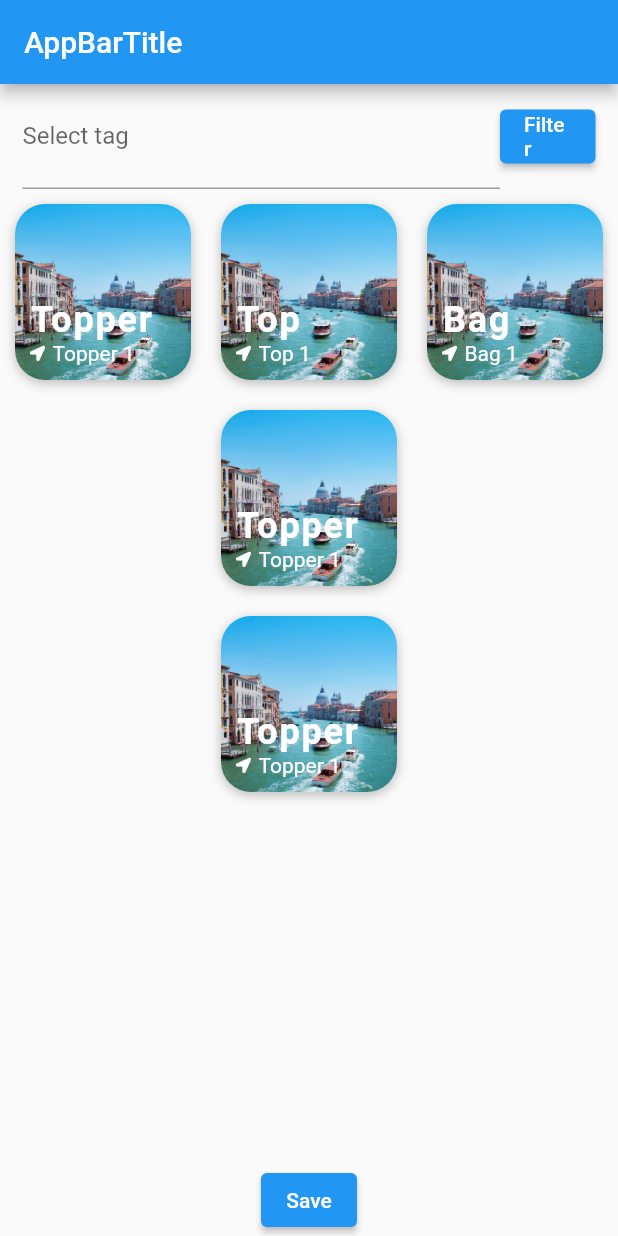
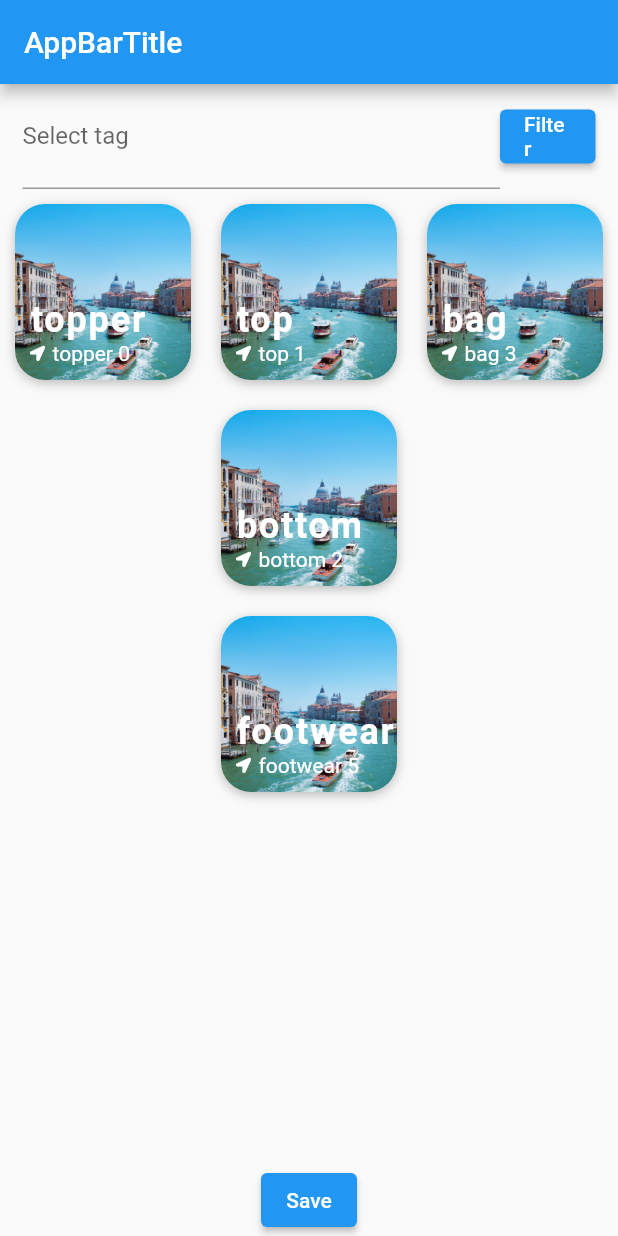
Before and after one commit to UAlberta-CMPUT401/flutter-boilerplate, a Flutter app: the screen it shows after launch, after a tap on "Save", on a phone screen of 412 x 824 dp. Run offline on Flutter 3.47's test engine with Material 2 defaults, Android fonts, the phone set to English and light mode, and no system bars; drawn by our look-alikes of flutter_chips_input; our stand-ins replace font_awesome_flutter.

Commit message:
Add more easy to replace code for outfit page

```diff
--- a/lib/models/clothing.dart
+++ b/lib/models/clothing.dart
@@ -8,36 +8,72 @@ class clothing {
   clothing(this.imagePath, this.category, this.tags);
 }
 
+const TOPPER = "topper";
+const TOP = "top";
+const BAG = "bag";
+const BOTTOM = "bottom";
+const FOOTWEAR = "footwear";
+
 // todo(TurnipXenon): replace once actual database comes
 List<clothing> clothings = [
   clothing(
       Uint8List(0),
-      "Jeans",
+      TOPPER,
       ["winter", "weekend", "formal"]
   ),
   clothing(
       Uint8List(0),
-      "Shirt",
+      TOP,
       ["summer", "weekend", "informal"]
   ),
   clothing(
       Uint8List(0),
-      "Jeans",
+      BOTTOM,
       ["spring", "weekdays", "formal"]
   ),
   clothing(
       Uint8List(0),
-      "PAnts",
+      BAG,
       ["work", "formal"]
   ),
   clothing(
       Uint8List(0),
-      "Pants",
+      BOTTOM,
       ["fall", "informal"]
   ),
   clothing(
       Uint8List(0),
-      "Shoes",
+      FOOTWEAR,
+      ["weekdays", "formal"]
+  ),
+  clothing(
+      Uint8List(0),
+      TOPPER,
+      ["winter", "weekend", "formal"]
+  ),
+  clothing(
+      Uint8List(0),
+      TOP,
+      ["summer", "weekend", "informal"]
+  ),
+  clothing(
+      Uint8List(0),
+      BOTTOM,
+      ["spring", "weekdays", "formal"]
+  ),
+  clothing(
+      Uint8List(0),
+      BAG,
+      ["work", "formal"]
+  ),
+  clothing(
+      Uint8List(0),
+      BOTTOM,
+      ["fall", "informal"]
+  ),
+  clothing(
+      Uint8List(0),
+      FOOTWEAR,
       ["weekdays", "formal"]
   ),
 ];
--- a/lib/screens/outfit_screen.dart
+++ b/lib/screens/outfit_screen.dart
@@ -2,6 +2,8 @@ import 'package:flutter/foundation.dart';
 import 'package:flutter/material.dart';
 import 'package:flutter/rendering.dart';
 import 'package:flutter_chips_input/flutter_chips_input.dart';
+import 'package:flutter_travel_ui/models/clothing.dart';
+import 'package:flutter_travel_ui/models/outfit.dart';
 import 'package:flutter_travel_ui/widgets/destination_carousel.dart';
 import 'package:flutter_travel_ui/widgets/hotel_carousel.dart';
 import 'package:font_awesome_flutter/font_awesome_flutter.dart';
@@ -19,6 +21,46 @@ class _OutfitScreenState extends State<OutfitScreen> {
   ValueNotifier<int> bagIndexNotifier = ValueNotifier(0);
   ValueNotifier<int> bottomIndexNotifier = ValueNotifier(0);
   ValueNotifier<int> footwearIndexNotifier = ValueNotifier(0);
+
+  List<clothing> topperList = [];
+  List<clothing> topList = [];
+  List<clothing> bagList = [];
+  List<clothing> bottomList = [];
+  List<clothing> footwearList = [];
+
+  @override
+  void initState() {
+    preloadLists();
+    super.initState();
+  }
+
+  List<OutfitUIData> convertToOutfitUIData(List<clothing> cloths, String filter) {
+    List<OutfitUIData> dataList = [];
+
+    for(int i = 0; i < cloths.length; ++i) {
+      clothing cloth = cloths[i];
+
+      if (cloth.category != filter) {
+        continue;
+      }
+
+      dataList.add(OutfitUIData(cloth.category, '${cloth.category} $i'));
+    }
+
+    return dataList;
+  }
+
+  // todo(TurnipXenon): async
+  void preloadLists() {
+    // todo(TurnipXenon): preload lists here
+    topperList = List<clothing>.from(clothings);
+    topList = List<clothing>.from(clothings);
+    bagList = List<clothing>.from(clothings);
+    bottomList = List<clothing>.from(clothings);
+    footwearList = List<clothing>.from(clothings);
+
+    // todo(TurnipXenon): update the notifiters?
+  }
 
   Widget _gridItem(
       ValueNotifier<int> valueNotifier, List<OutfitUIData> outfitList) {
@@ -144,41 +186,40 @@ class _OutfitScreenState extends State<OutfitScreen> {
         case 0:
           gridChildren.add(_gridItem(
               topperIndexNotifier,
-              [
-                OutfitUIData("Topper", "Topper 1"),
-                OutfitUIData("Topper", "Topper 2"),
-              ]
+              convertToOutfitUIData(topperList, TOPPER)
           ));
           break;
         case 1:
           gridChildren.add(_gridItem(
               topIndexNotifier,
-              [
-                OutfitUIData("Top", "Top 1"),
-                OutfitUIData("Top", "Top 2"),
-              ]
+              convertToOutfitUIData(topperList, TOP)
           ));
           break;
         case 2:
           gridChildren.add(_gridItem(
               bagIndexNotifier,
-              [
-                OutfitUIData("Bag", "Bag 1"),
-                OutfitUIData("Bag", "Bag 2"),
-              ]
+              convertToOutfitUIData(topperList, BAG)
           ));
           break;
         case 4:
-          gridChildren.add(_gridItem(bottomIndexNotifier, [OutfitUIData("Topper", "Topper 1")]));
+          gridChildren.add(_gridItem(
+              bottomIndexNotifier,
+              convertToOutfitUIData(topperList, BOTTOM)
+          ));
           break;
         case 7:
-          gridChildren.add(_gridItem(footwearIndexNotifier, [OutfitUIData("Topper", "Topper 1")]));
+          gridChildren.add(_gridItem(
+              footwearIndexNotifier,
+              convertToOutfitUIData(topperList, FOOTWEAR)
+          ));
           break;
         default:
           gridChildren.add(Container());
           break;
       }
     }
+
+    outfit newOutfit;
 
     return MaterialApp(
         title: "Hello",
@@ -263,17 +304,30 @@ class _OutfitScreenState extends State<OutfitScreen> {
                 ),
               ),
               ElevatedButton(
-                  onPressed: () => {
-                    // todo(TurnipXenon): save here
-                    // get the clothing via index
-                    // compile all into list
-                    // put in new outfit object
-                    // save to hive
-                  },
+                  onPressed: () => _save(),
                   child: Text("Save"))
             ],
           ),
         ));
+  }
+
+  void _save() {
+    outfit newOutfit = outfit(
+        [
+          topperList[topperIndexNotifier.value],
+          topperList[topIndexNotifier.value],
+          topperList[bagIndexNotifier.value],
+          topperList[bottomIndexNotifier.value],
+          topperList[footwearIndexNotifier.value],
+        ],
+        "todo",
+        []
+    );
+    // todo(TurnipXenon): save here
+    // get the clothing via index
+    // compile all into list
+    // put in new outfit object
+    // save to hive
   }
 }
 
```
